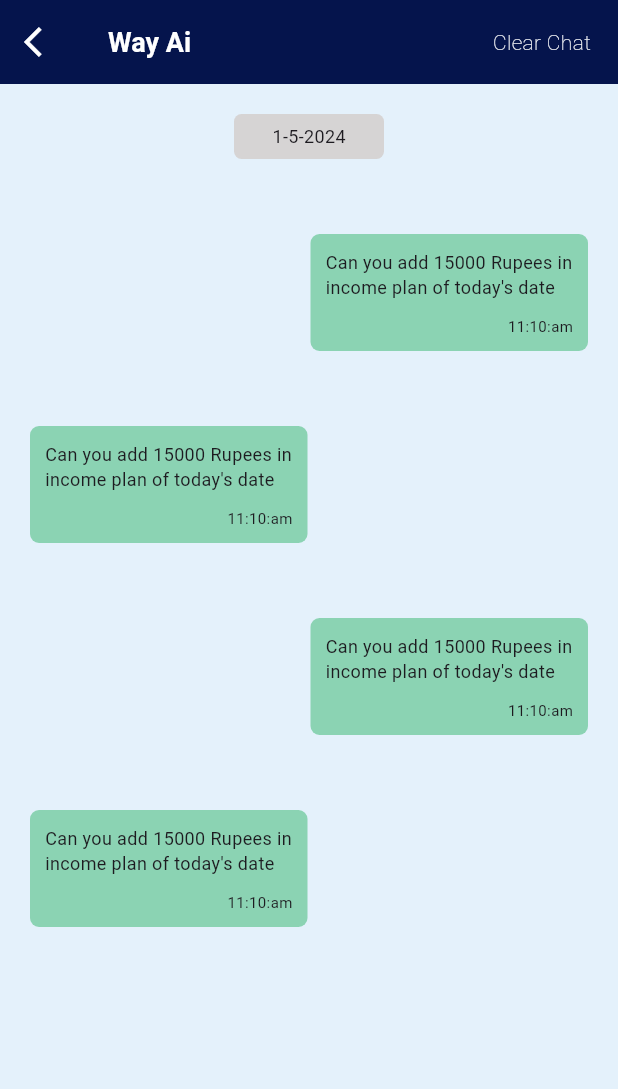
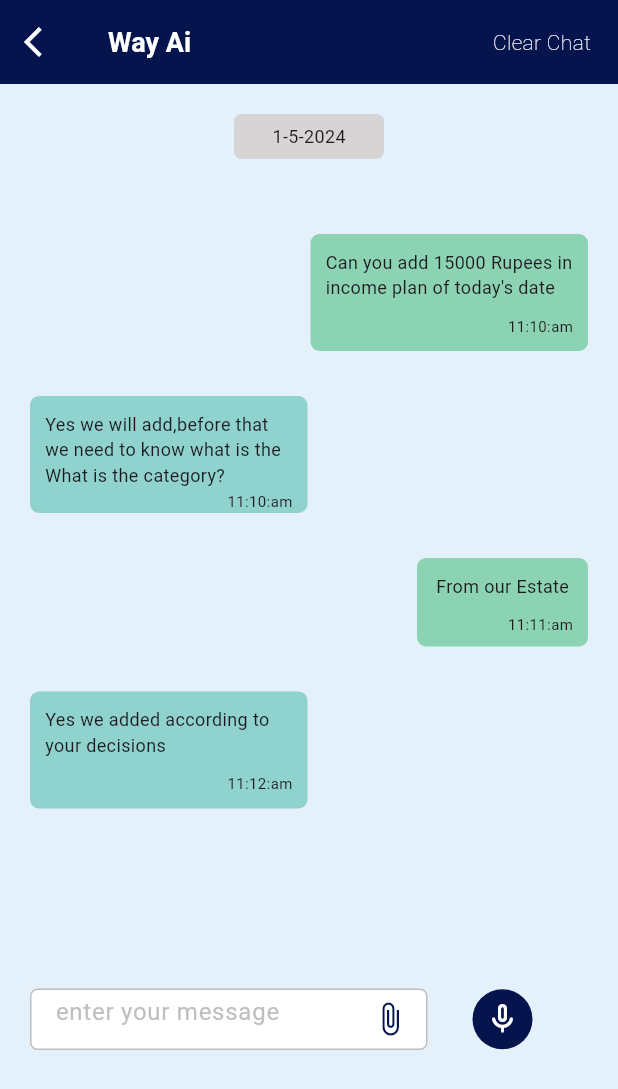
Before and after one commit to AthiraaAthi/project_way, a Flutter app: the ChatScreen screen opened directly, on a phone screen of 412 x 824 dp. Shown: the top 1089 px of the screen. Run offline on Flutter 3.47's test engine with Material 3 defaults, Android fonts, the phone set to English and light mode, and no system bars; our stand-ins replace carousel_slider, pinput, table_calendar.

Commit message:
completed chat screen

```diff
--- a/lib/view/chat_screen/chat_screen.dart
+++ b/lib/view/chat_screen/chat_screen.dart
@@ -103,7 +103,7 @@ class ChatScreen extends StatelessWidget {
               ],
             ), /////////A Chat 1/////
             SizedBox(
-              height: 50,
+              height: 30,
             ),
             Row(
               //mainAxisAlignment: MainAxisAlignment.end,
@@ -113,7 +113,7 @@ class ChatScreen extends StatelessWidget {
                   width: 185,
                   decoration: BoxDecoration(
                     borderRadius: BorderRadius.circular(6),
-                    color: Color(0xff8bd3b3),
+                    color: Color(0xff8fd2ce),
                   ),
                   child: Padding(
                     padding: const EdgeInsets.only(
@@ -124,11 +124,11 @@ class ChatScreen extends StatelessWidget {
                     child: Column(
                       children: [
                         Text(
-                          "Can you add 15000 Rupees in income plan of today's date",
+                          "Yes we will add,before that we need to know what is the What is the category?",
                           style: TextStyle(fontSize: 12),
                         ),
                         SizedBox(
-                          height: 10,
+                          height: 2,
                         ),
                         Row(
                           mainAxisAlignment: MainAxisAlignment.end,
@@ -146,14 +146,14 @@ class ChatScreen extends StatelessWidget {
               ],
             ), ///////////CHAT 2
             SizedBox(
-              height: 50,
+              height: 30,
             ),
             Row(
               mainAxisAlignment: MainAxisAlignment.end,
               children: [
                 Container(
-                  height: 78,
-                  width: 185,
+                  height: 59,
+                  width: 114,
                   decoration: BoxDecoration(
                     borderRadius: BorderRadius.circular(6),
                     color: Color(0xff8bd3b3),
@@ -167,7 +167,7 @@ class ChatScreen extends StatelessWidget {
                     child: Column(
                       children: [
                         Text(
-                          "Can you add 15000 Rupees in income plan of today's date",
+                          "From our Estate",
                           style: TextStyle(fontSize: 12),
                         ),
                         SizedBox(
@@ -177,7 +177,7 @@ class ChatScreen extends StatelessWidget {
                           mainAxisAlignment: MainAxisAlignment.end,
                           children: [
                             Text(
-                              "11:10:am",
+                              "11:11:am",
                               style: TextStyle(fontSize: 10),
                             ),
                           ],
@@ -189,7 +189,7 @@ class ChatScreen extends StatelessWidget {
               ],
             ), ///////////CHAT 3
             SizedBox(
-              height: 50,
+              height: 30,
             ),
             Row(
               //mainAxisAlignment: MainAxisAlignment.end,
@@ -199,7 +199,7 @@ class ChatScreen extends StatelessWidget {
                   width: 185,
                   decoration: BoxDecoration(
                     borderRadius: BorderRadius.circular(6),
-                    color: Color(0xff8bd3b3),
+                    color: Color(0xff8fd2ce),
                   ),
                   child: Padding(
                     padding: const EdgeInsets.only(
@@ -210,7 +210,7 @@ class ChatScreen extends StatelessWidget {
                     child: Column(
                       children: [
                         Text(
-                          "Can you add 15000 Rupees in income plan of today's date",
+                          "Yes we added according to your decisions",
                           style: TextStyle(fontSize: 12),
                         ),
                         SizedBox(
@@ -220,7 +220,7 @@ class ChatScreen extends StatelessWidget {
                           mainAxisAlignment: MainAxisAlignment.end,
                           children: [
                             Text(
-                              "11:10:am",
+                              "11:12:am",
                               style: TextStyle(fontSize: 10),
                             ),
                           ],
@@ -231,6 +231,53 @@ class ChatScreen extends StatelessWidget {
                 )
               ],
             ), ///////////CHAT 4
+            SizedBox(
+              height: 120,
+            ),
+
+            Row(
+              children: [
+                Container(
+                  height: 41,
+                  width: 265,
+                  decoration: BoxDecoration(
+                      color: Colors.white,
+                      borderRadius: BorderRadius.circular(5),
+                      border: Border.all(
+                          color: const Color.fromARGB(255, 192, 190, 190))),
+                  child: TextField(
+                    decoration: InputDecoration(
+                      contentPadding: EdgeInsets.symmetric(
+                          horizontal: 16.0, vertical: 12.0),
+                      suffixIcon: Icon(
+                        Icons.attach_file,
+                        color: ColorConstant.defIndigo,
+                      ),
+                      hintText: "enter your message",
+                      hintStyle: TextStyle(
+                          color: const Color.fromARGB(255, 192, 190, 190)),
+                      border: InputBorder.none,
+                    ),
+                  ),
+                ),
+                SizedBox(
+                  width: 30,
+                ),
+                Stack(
+                  alignment: Alignment.center,
+                  children: [
+                    CircleAvatar(
+                      radius: 20,
+                      backgroundColor: ColorConstant.defIndigo,
+                    ),
+                    Icon(
+                      Icons.mic_none_rounded,
+                      color: Colors.white,
+                    )
+                  ],
+                )
+              ],
+            )
           ],
         ),
       ),
```
Also changed, not shown: assets/images/attachments.png (added).
